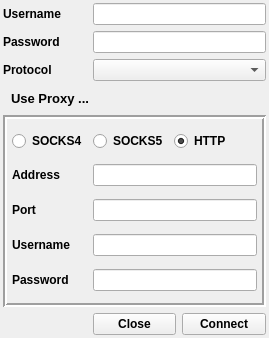
mnunberg/yobot, file py/gui/connection_properties.ui: the form before one commit.
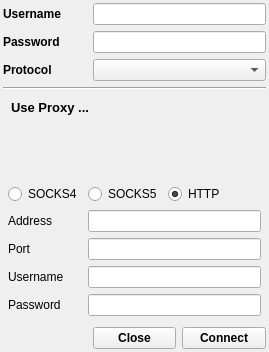
The form after the commit. Icons and pictures are not drawn.

What changed in the file:
```diff
--- a/py/gui/connection_properties.ui
+++ b/py/gui/connection_properties.ui
@@ -7,7 +7,7 @@
     <x>0</x>
     <y>0</y>
     <width>269</width>
-    <height>338</height>
+    <height>352</height>
    </rect>
   </property>
   <property name="windowTitle">
@@ -125,7 +125,7 @@
      </property>
     </widget>
    </item>
-   <item row="3" column="0" colspan="2">
+   <item row="4" column="0" colspan="2">
     <widget class="QToolButton" name="show_proxy_prefs">
      <property name="font">
       <font>
@@ -158,54 +158,80 @@
      </property>
     </widget>
    </item>
-   <item row="4" column="0" colspan="3">
+   <item row="7" column="2">
+    <widget class="QPushButton" name="w_connect">
+     <property name="sizePolicy">
+      <sizepolicy hsizetype="Minimum" vsizetype="Fixed">
+       <horstretch>0</horstretch>
+       <verstretch>0</verstretch>
+      </sizepolicy>
+     </property>
+     <property name="font">
+      <font>
+       <weight>75</weight>
+       <bold>true</bold>
+      </font>
+     </property>
+     <property name="text">
+      <string>Connect</string>
+     </property>
+     <property name="icon">
+      <iconset resource="../../../yobot/py/gui/resources.qrc">
+       <normaloff>:/icons/icons/network-connect.png</normaloff>:/icons/icons/network-connect.png</iconset>
+     </property>
+    </widget>
+   </item>
+   <item row="7" column="1">
+    <widget class="QPushButton" name="conn_close">
+     <property name="font">
+      <font>
+       <weight>75</weight>
+       <bold>true</bold>
+      </font>
+     </property>
+     <property name="text">
+      <string>Close</string>
+     </property>
+     <property name="icon">
+      <iconset resource="../../../yobot/py/gui/resources.qrc">
+       <normaloff>:/icons/icons/dialog-close.png</normaloff>:/icons/icons/dialog-close.png</iconset>
+     </property>
+    </widget>
+   </item>
+   <item row="6" column="0" colspan="3">
     <widget class="QFrame" name="proxy_params">
      <property name="enabled">
       <bool>true</bool>
      </property>
+     <property name="sizePolicy">
+      <sizepolicy hsizetype="Preferred" vsizetype="Maximum">
+       <horstretch>0</horstretch>
+       <verstretch>0</verstretch>
+      </sizepolicy>
+     </property>
      <property name="frameShape">
-      <enum>QFrame::Box</enum>
+      <enum>QFrame::NoFrame</enum>
      </property>
      <property name="frameShadow">
-      <enum>QFrame::Sunken</enum>
+      <enum>QFrame::Raised</enum>
      </property>
      <property name="lineWidth">
-      <number>2</number>
+      <number>1</number>
      </property>
      <layout class="QGridLayout" name="gridLayout_4">
+      <property name="sizeConstraint">
+       <enum>QLayout::SetMaximumSize</enum>
+      </property>
       <property name="margin">
        <number>5</number>
       </property>
-      <item row="7" column="0">
-       <widget class="QLabel" name="label_2">
-        <property name="font">
-         <font>
-          <weight>75</weight>
-          <bold>true</bold>
-         </font>
-        </property>
-        <property name="text">
-         <string>Password</string>
-        </property>
-        <property name="buddy">
-         <cstring>proxy_password</cstring>
-        </property>
-       </widget>
-      </item>
-      <item row="7" column="2" colspan="3">
-       <widget class="QLineEdit" name="proxy_password">
-        <property name="echoMode">
-         <enum>QLineEdit::Password</enum>
-        </property>
-       </widget>
-      </item>
-      <item row="0" column="0">
+      <item row="1" column="0">
        <widget class="QRadioButton" name="proxy_type_socks4">
         <property name="font">
          <font>
-          <weight>75</weight>
+          <weight>50</weight>
           <italic>false</italic>
-          <bold>true</bold>
+          <bold>false</bold>
          </font>
         </property>
         <property name="text">
@@ -213,30 +239,13 @@
         </property>
        </widget>
       </item>
-      <item row="0" column="2">
-       <widget class="QRadioButton" name="proxy_type_socks5">
-        <property name="font">
-         <font>
-          <weight>75</weight>
-          <italic>false</italic>
-          <bold>true</bold>
-         </font>
-        </property>
-        <property name="text">
-         <string>SOCKS5</string>
-        </property>
-        <property name="checked">
-         <bool>false</bool>
-        </property>
-       </widget>
-      </item>
-      <item row="0" column="3">
+      <item row="1" column="3">
        <widget class="QRadioButton" name="proxy_type_http">
         <property name="font">
          <font>
-          <weight>75</weight>
+          <weight>50</weight>
           <italic>false</italic>
-          <bold>true</bold>
+          <bold>false</bold>
          </font>
         </property>
         <property name="text">
@@ -247,12 +256,38 @@
         </property>
        </widget>
       </item>
-      <item row="3" column="0">
+      <item row="4" column="2" colspan="3">
+       <widget class="QLineEdit" name="proxy_port"/>
+      </item>
+      <item row="8" column="2" colspan="3">
+       <widget class="QLineEdit" name="proxy_password">
+        <property name="echoMode">
+         <enum>QLineEdit::Password</enum>
+        </property>
+       </widget>
+      </item>
+      <item row="8" column="0">
+       <widget class="QLabel" name="label_2">
+        <property name="font">
+         <font>
+          <weight>50</weight>
+          <bold>false</bold>
+         </font>
+        </property>
+        <property name="text">
+         <string>Password</string>
+        </property>
+        <property name="buddy">
+         <cstring>proxy_password</cstring>
+        </property>
+       </widget>
+      </item>
+      <item row="4" column="0">
        <widget class="QLabel" name="label_3">
         <property name="font">
          <font>
-          <weight>75</weight>
-          <bold>true</bold>
+          <weight>50</weight>
+          <bold>false</bold>
          </font>
         </property>
         <property name="text">
@@ -264,20 +299,14 @@
        </widget>
       </item>
       <item row="3" column="2" colspan="3">
-       <widget class="QLineEdit" name="proxy_port"/>
-      </item>
-      <item row="2" column="2" colspan="3">
        <widget class="QLineEdit" name="proxy_host"/>
       </item>
-      <item row="6" column="2" colspan="3">
-       <widget class="QLineEdit" name="proxy_username"/>
-      </item>
-      <item row="6" column="0">
+      <item row="7" column="0">
        <widget class="QLabel" name="label">
         <property name="font">
          <font>
-          <weight>75</weight>
-          <bold>true</bold>
+          <weight>50</weight>
+          <bold>false</bold>
          </font>
         </property>
         <property name="text">
@@ -288,12 +317,29 @@
         </property>
        </widget>
       </item>
-      <item row="2" column="0">
+      <item row="1" column="2">
+       <widget class="QRadioButton" name="proxy_type_socks5">
+        <property name="font">
+         <font>
+          <weight>50</weight>
+          <italic>false</italic>
+          <bold>false</bold>
+         </font>
+        </property>
+        <property name="text">
+         <string>SOCKS5</string>
+        </property>
+        <property name="checked">
+         <bool>false</bool>
+        </property>
+       </widget>
+      </item>
+      <item row="3" column="0">
        <widget class="QLabel" name="label_4">
         <property name="font">
          <font>
-          <weight>75</weight>
-          <bold>true</bold>
+          <weight>50</weight>
+          <bold>false</bold>
          </font>
         </property>
         <property name="text">
@@ -304,48 +350,31 @@
         </property>
        </widget>
       </item>
+      <item row="7" column="2" colspan="3">
+       <widget class="QLineEdit" name="proxy_username"/>
+      </item>
      </layout>
     </widget>
    </item>
-   <item row="5" column="2">
-    <widget class="QPushButton" name="w_connect">
-     <property name="sizePolicy">
-      <sizepolicy hsizetype="Minimum" vsizetype="Fixed">
-       <horstretch>0</horstretch>
-       <verstretch>0</verstretch>
-      </sizepolicy>
-     </property>
-     <property name="font">
-      <font>
-       <weight>75</weight>
-       <bold>true</bold>
-      </font>
-     </property>
-     <property name="text">
-      <string>Connect</string>
-     </property>
-     <property name="icon">
-      <iconset resource="../../../yobot/py/gui/resources.qrc">
-       <normaloff>:/icons/icons/network-connect.png</normaloff>:/icons/icons/network-connect.png</iconset>
+   <item row="3" column="0" colspan="3">
+    <widget class="Line" name="line">
+     <property name="orientation">
+      <enum>Qt::Horizontal</enum>
      </property>
     </widget>
    </item>
-   <item row="5" column="1">
-    <widget class="QPushButton" name="conn_close">
-     <property name="font">
-      <font>
-       <weight>75</weight>
-       <bold>true</bold>
-      </font>
+   <item row="5" column="0">
+    <spacer name="verticalSpacer">
+     <property name="orientation">
+      <enum>Qt::Vertical</enum>
      </property>
-     <property name="text">
-      <string>Close</string>
+     <property name="sizeHint" stdset="0">
+      <size>
+       <width>0</width>
+       <height>0</height>
+      </size>
      </property>
-     <property name="icon">
-      <iconset resource="../../../yobot/py/gui/resources.qrc">
-       <normaloff>:/icons/icons/dialog-close.png</normaloff>:/icons/icons/dialog-close.png</iconset>
-     </property>
-    </widget>
+    </spacer>
    </item>
   </layout>
  </widget>
```
Left out of the diff: 16 changed lines with no effect on the pictures.
